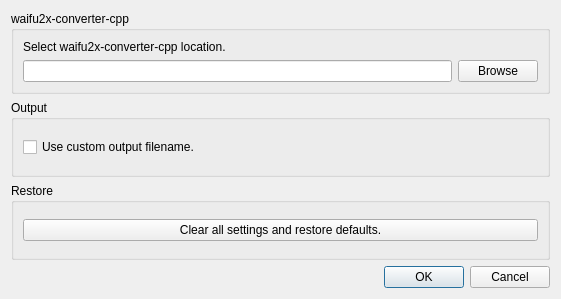
The window that preferencesdialog.ui (khws4v1/waifu2x-converter-qt) describes before a commit, drawn with Qt 5.
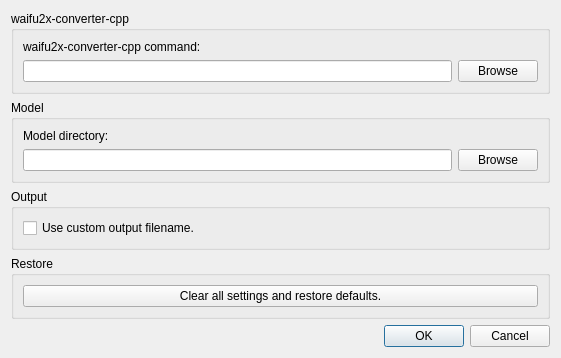
The same window after the commit.

What changed in the file:
```diff
--- a/preferencesdialog.ui
+++ b/preferencesdialog.ui
@@ -7,7 +7,7 @@
     <x>0</x>
     <y>0</y>
     <width>561</width>
-    <height>299</height>
+    <height>353</height>
    </rect>
   </property>
   <property name="windowTitle">
@@ -23,7 +23,7 @@
       <item>
        <widget class="QLabel" name="label">
         <property name="text">
-         <string>Select waifu2x-converter-cpp location.</string>
+         <string>waifu2x-converter-cpp command:</string>
         </property>
        </widget>
       </item>
@@ -44,6 +44,36 @@
      </layout>
     </widget>
    </item>
+   <item>
+    <widget class="QGroupBox" name="groupBox_4">
+     <property name="title">
+      <string>Model</string>
+     </property>
+     <layout class="QVBoxLayout" name="verticalLayout_5">
+      <item>
+       <widget class="QLabel" name="label_2">
+        <property name="text">
+         <string>Model directory:</string>
+        </property>
+       </widget>
+      </item>
+      <item>
+       <layout class="QHBoxLayout" name="horizontalLayout_2">
+        <item>
+         <widget class="QLineEdit" name="modelDirectoryLine"/>
+        </item>
+        <item>
+         <widget class="QPushButton" name="browseModelDirectoryButton">
+          <property name="text">
+           <string>Browse</string>
+          </property>
+         </widget>
+        </item>
+       </layout>
+      </item>
+     </layout>
+    </widget>
+   </item>
    <item>
     <widget class="QGroupBox" name="groupBox_2">
      <property name="title">
```
Left out of the diff: 2 changed lines with no effect on the pictures.
